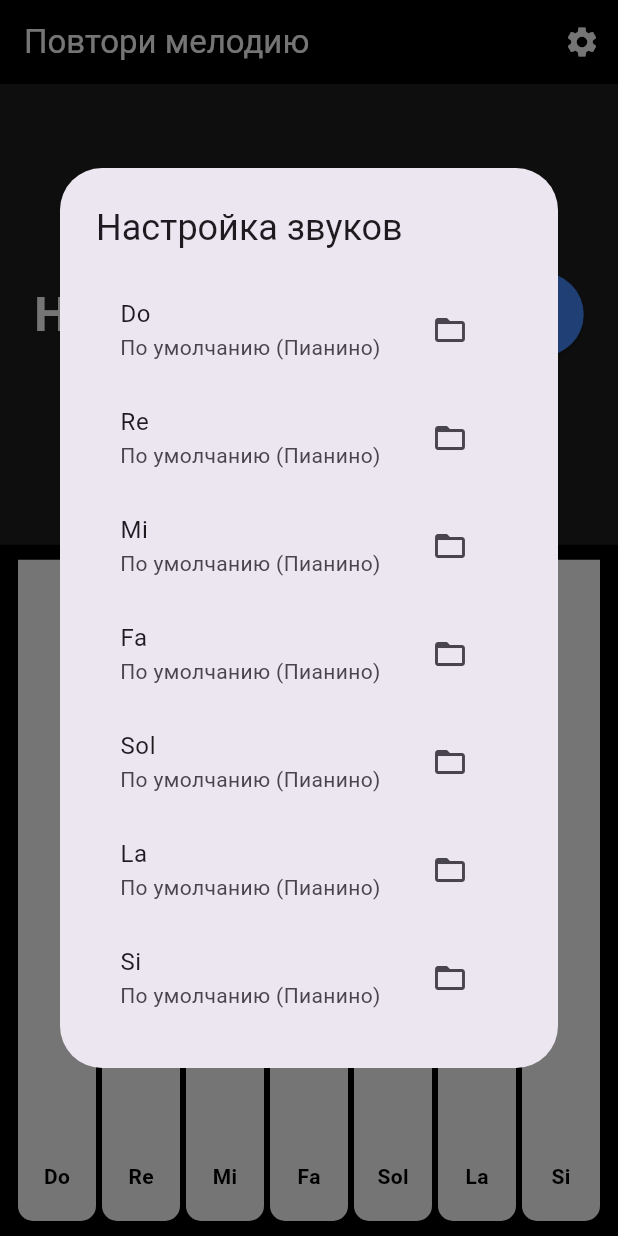
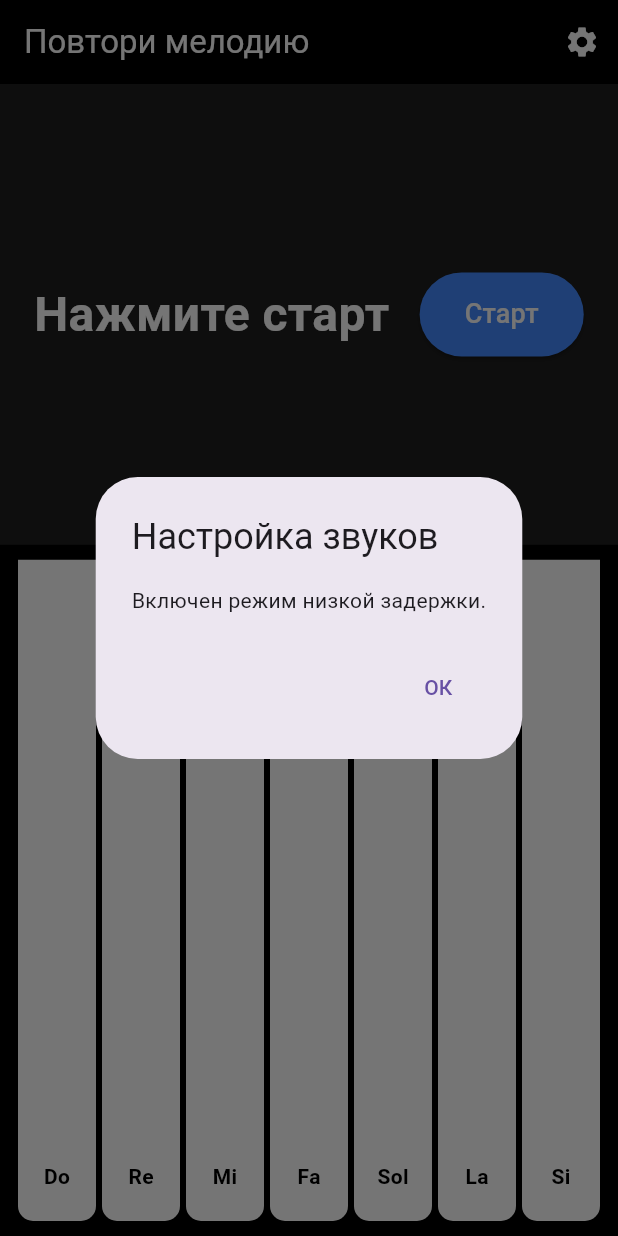
Before and after one commit to Bebaklava/rtm, a Flutter app: the screen it shows after launch, after a tap on the "settings" icon, on a phone screen of 412 x 824 dp. Run offline on Flutter 3.47's test engine with Material 3 defaults, Android fonts, the phone set to English and light mode, and no system bars; our stand-ins replace file_picker; missing offline and left inert: soundpool.

Commit message:
Switch to soundpool for low-latency audio and fix Russian text encoding

```diff
--- a/lib/main.dart
+++ b/lib/main.dart
@@ -2,7 +2,7 @@ import 'dart:async';
 import 'dart:math';
 import 'package:flutter/material.dart';
 import 'package:flutter/services.dart';
-import 'package:audioplayers/audioplayers.dart';
+import 'package:soundpool/soundpool.dart';
 import 'package:file_picker/file_picker.dart';
 import 'package:flutter/foundation.dart' show kIsWeb;
 
@@ -44,23 +44,50 @@ class _PianoGamePageState extends State<PianoGamePage> {
   final List<int> _sequence = [];
   final List<int> _userSequence = [];
   final Random _random = Random();
-  final List<AudioPlayer> _players = List.generate(7, (_) => AudioPlayer());
+
+  late Soundpool _pool;
+  final List<int> _soundIds = List.filled(7, -1);
 
   final int _keysCount = 7;
-  final List<String?> _userNotePaths = List.filled(7, null);
-  final List<String> _noteNames = ["Do", "Re", "Mi", "Fa", "Sol", "La", "Si"];
+  final List<String> _noteNames = ['Do', 'Re', 'Mi', 'Fa', 'Sol', 'La', 'Si'];
 
   bool _isPlayingSequence = false;
   bool _gameOver = false;
   int _score = 0;
   int _activeKeyIndex = -1;
-  String _statusText = "Нажмите старт";
+  String _statusText = 'Нажмите старт';
+
+  @override
+  void initState() {
+    super.initState();
+    _initPool();
+  }
+
+  void _initPool() {
+    _pool = Soundpool.fromOptions(options: const SoundpoolOptions(streamType: StreamType.music));
+    _loadSounds();
+  }
+
+  Future<void> _loadSounds() async {
+    for (int i = 0; i < _keysCount; i++) {
+      try {
+        int soundId = await rootBundle.load('assets/note${i + 1}.mp3').then((ByteData soundData) {
+          return _pool.load(soundData);
+        });
+        if (mounted) {
+          setState(() {
+            _soundIds[i] = soundId;
+          });
+        }
+      } catch (e) {
+        debugPrint('Error loading sound $i: $e');
+      }
+    }
+  }
 
   @override
   void dispose() {
-    for (var player in _players) {
-      player.dispose();
-    }
+    _pool.release();
     SystemChrome.setPreferredOrientations([
       DeviceOrientation.landscapeRight,
       DeviceOrientation.landscapeLeft,
@@ -76,7 +103,7 @@ class _PianoGamePageState extends State<PianoGamePage> {
       _userSequence.clear();
       _score = 0;
       _gameOver = false;
-      _statusText = "Слушай...";
+      _statusText = 'Слушай...';
     });
     _nextRound();
   }
@@ -86,7 +113,7 @@ class _PianoGamePageState extends State<PianoGamePage> {
     setState(() {
       _userSequence.clear();
       _isPlayingSequence = true;
-      _statusText = "Запоминай!";
+      _statusText = 'Запоминай!';
     });
 
     await Future.delayed(const Duration(seconds: 1));
@@ -97,32 +124,21 @@ class _PianoGamePageState extends State<PianoGamePage> {
 
     setState(() {
       _isPlayingSequence = false;
-      _statusText = "Повторяй!";
+      _statusText = 'Повторяй!';
     });
   }
 
   Future<void> _activateKey(int index) async {
+    if (!mounted) return;
     setState(() => _activeKeyIndex = index);
     _playSound(index);
     await Future.delayed(const Duration(milliseconds: 300));
-    setState(() => _activeKeyIndex = -1);
+    if (mounted) setState(() => _activeKeyIndex = -1);
   }
 
   void _playSound(int index) {
-    try {
-      final player = _players[index];
-      player.stop();
-
-      String? userPath = _userNotePaths[index];
-      if (userPath != null) {
-        if (!kIsWeb) {
-           player.play(DeviceFileSource(userPath));
-        }
-      } else {
-        player.play(AssetSource('note${index + 1}.mp3'));
-      }
-    } catch (e) {
-      debugPrint("Error playing sound: $e");
+    if (_soundIds[index] != -1) {
+      _pool.play(_soundIds[index]);
     }
   }
 
@@ -142,7 +158,7 @@ class _PianoGamePageState extends State<PianoGamePage> {
       if (_userSequence.length == _sequence.length) {
         setState(() {
           _score++;
-          _statusText = "Супер! Уровень $_score";
+          _statusText = 'Супер! Уровень $_score';
           _isPlayingSequence = true;
         });
         await Future.delayed(const Duration(seconds: 1));
@@ -151,62 +167,20 @@ class _PianoGamePageState extends State<PianoGamePage> {
     } else {
       setState(() {
         _gameOver = true;
-        _statusText = "Ошибка! Счет: $_score";
+        _statusText = 'Ошибка! Счет: $_score';
       });
     }
-  }
-
-  Future<void> _pickAudioFile(int index) async {
-    FilePickerResult? result = await FilePicker.platform.pickFiles(type: FileType.audio);
-    if (result != null && result.files.single.path != null) {
-      setState(() {
-        _userNotePaths[index] = result.files.single.path!;
-      });
-      ScaffoldMessenger.of(context).showSnackBar(SnackBar(content: Text("Звук для ${_noteNames[index]} заменен")));
-    }
-  }
-
-  void _resetSound(int index) {
-    setState(() {
-      _userNotePaths[index] = null;
-    });
-    Navigator.pop(context);
-    ScaffoldMessenger.of(context).showSnackBar(SnackBar(content: Text("Сброшен звук для ${_noteNames[index]}")));
   }
 
   void _showSettings() {
     showDialog(
       context: context,
       builder: (ctx) => AlertDialog(
-        title: const Text("Настройка звуков"),
-        content: SizedBox(
-          width: double.maxFinite,
-          child: ListView.builder(
-            shrinkWrap: true,
-            itemCount: _keysCount,
-            itemBuilder: (ctx, i) => ListTile(
-              title: Text(_noteNames[i]),
-              subtitle: Text(_userNotePaths[i] != null ? "Используется кастомный" : "По умолчанию (Пианино)"),
-              trailing: Row(
-                mainAxisSize: MainAxisSize.min,
-                children: [
-                  if (_userNotePaths[i] != null)
-                    IconButton(
-                      icon: const Icon(Icons.refresh, color: Colors.orange),
-                      onPressed: () => _resetSound(i),
-                    ),
-                  IconButton(
-                    icon: const Icon(Icons.folder_open),
-                    onPressed: () {
-                      Navigator.pop(ctx);
-                      _pickAudioFile(i);
-                    },
-                  ),
-                ],
-              ),
-            ),
-          ),
-        ),
+        title: const Text('Настройка звуков'),
+        content: const Text('Включен режим низкой задержки.'),
+        actions: [
+          TextButton(onPressed: () => Navigator.pop(ctx), child: const Text('ОК'))
+        ],
       ),
     );
   }
@@ -224,7 +198,6 @@ class _PianoGamePageState extends State<PianoGamePage> {
       ),
       body: Column(
         children: [
-          // Info Area
           Expanded(
             flex: 2,
             child: Container(
@@ -249,7 +222,7 @@ class _PianoGamePageState extends State<PianoGamePage> {
                         foregroundColor: Colors.white,
                       ),
                       child: Text(
-                        _gameOver ? "Заново" : "Старт",
+                        _gameOver ? 'Заново' : 'Старт',
                         style: const TextStyle(fontSize: 18)
                       ),
                     ),
@@ -257,8 +230,6 @@ class _PianoGamePageState extends State<PianoGamePage> {
               ),
             ),
           ),
-
-          // Piano Keys Area
           Expanded(
             flex: 3,
             child: Container(
--- a/pubspec.yaml
+++ b/pubspec.yaml
@@ -36,6 +36,7 @@ dependencies:
   cupertino_icons: ^1.0.8
   audioplayers: ^6.5.1
   file_picker: ^10.3.10
+  soundpool: ^2.4.1
 
 dev_dependencies:
   flutter_test:
```
Also changed, not shown: pubspec.lock, 1 other file.
